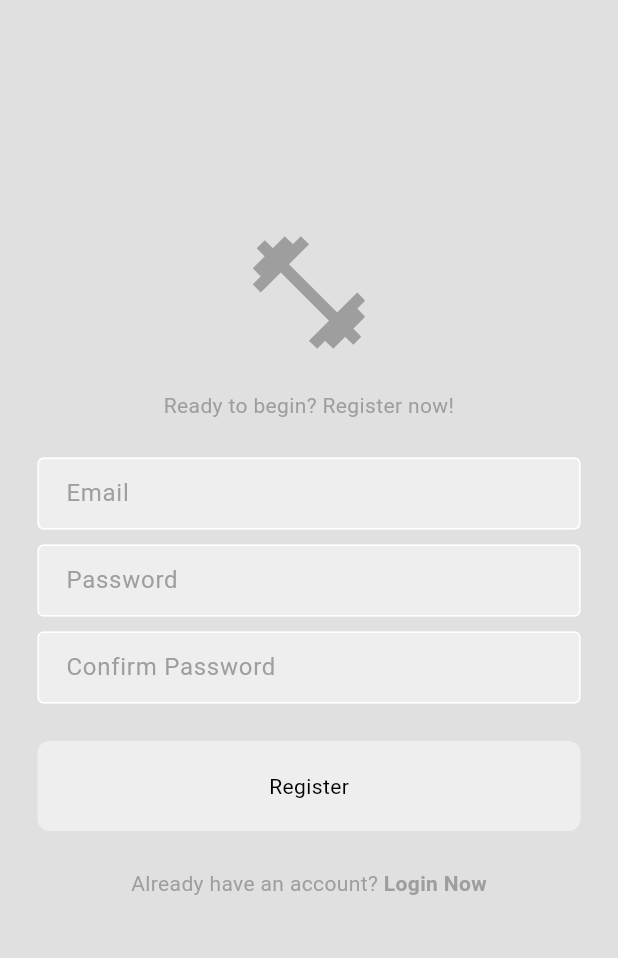
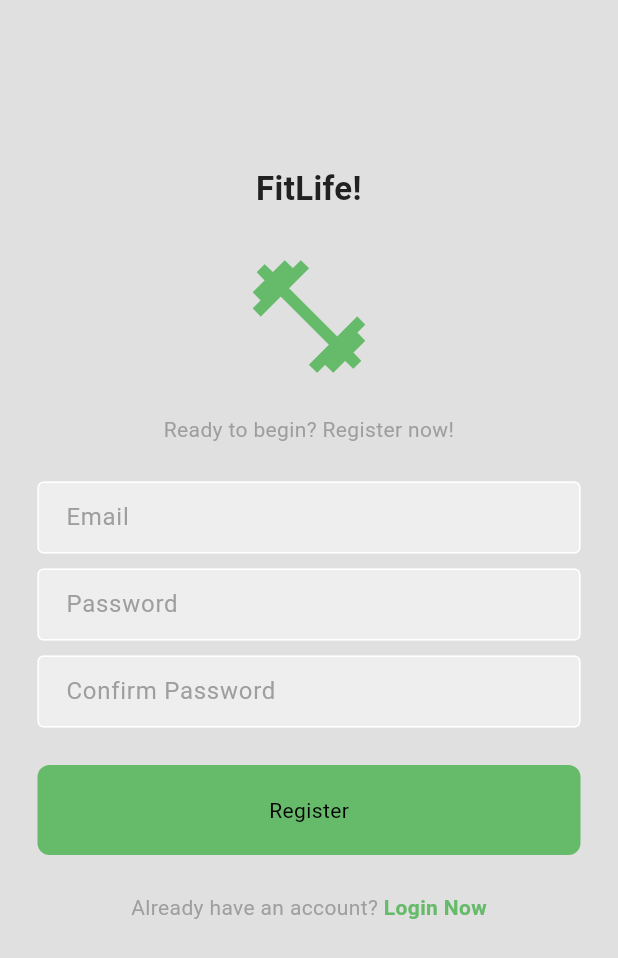
Before and after one commit to SherollK/PlanMyWorkout, a Flutter app: the screen it shows after launch, after a tap on "Register Now!", on a phone screen of 412 x 824 dp. Shown: the top 958 px of the screen. Run offline on Flutter 3.47's test engine with Material 3 defaults, Android fonts, the phone set to English and light mode, and no system bars; our stand-ins replace cloud_firestore, firebase_auth, firebase_core, google_nav_bar, weather; accounts and stored records are empty; network calls fail.

Commit message:
Register and Login UI changes

```diff
--- a/lib/components/my_button.dart
+++ b/lib/components/my_button.dart
@@ -18,7 +18,7 @@ class MyButton extends StatelessWidget{
       onTap: onTap,
       child: Container(
         decoration: BoxDecoration(
-          color: Theme.of(context).colorScheme.secondary,
+          color: Colors.green.shade400,
           borderRadius: BorderRadius.circular(8),
         ),
         padding: const EdgeInsets.all(20),
--- a/lib/pages/login_page.dart
+++ b/lib/pages/login_page.dart
@@ -44,12 +44,26 @@ class LoginPage extends StatelessWidget {
             mainAxisAlignment: MainAxisAlignment.center,
             children: [
 
-              const SizedBox(height: 150),
+              const SizedBox(height: 130),
+
+              //App Name
+              Text(
+                "FitLife!",
+                textAlign: TextAlign.center,
+                style: TextStyle(
+                  color: Theme.of(context).colorScheme.inversePrimary,
+                  fontSize: 22,
+                  fontWeight: FontWeight.bold,
+                ),
+              ),
+
+              const SizedBox(height: 25),
+
               //logo
               Icon(
                 Icons.fitness_center,
                 size: 90,
-                color: Theme.of(context).colorScheme.primary,
+                color: Colors.green.shade400,
               ),
 
               const SizedBox(height: 30),
@@ -108,7 +122,7 @@ class LoginPage extends StatelessWidget {
                       style:
                         TextStyle(
                           fontWeight: FontWeight.bold,
-                          color: Theme.of(context).colorScheme.primary),
+                          color: Colors.green.shade400,),
                     ),
                   ),
                 ],
--- a/lib/pages/register_page.dart
+++ b/lib/pages/register_page.dart
@@ -63,12 +63,26 @@ class RegisterPage extends StatelessWidget {
             mainAxisAlignment: MainAxisAlignment.center,
             children: [
 
-              const SizedBox(height: 150),
+              const SizedBox(height: 110),
+
+              //App Name
+              Text(
+                "FitLife!",
+                textAlign: TextAlign.center,
+                style: TextStyle(
+                  color: Theme.of(context).colorScheme.inversePrimary,
+                  fontSize: 22,
+                  fontWeight: FontWeight.bold,
+                ),
+              ),
+
+              const SizedBox(height: 25),
+
               //logo
               Icon(
                 Icons.fitness_center,
                 size: 90,
-                color: Theme.of(context).colorScheme.primary,
+                color: Colors.green.shade400,
               ),
 
               const SizedBox(height: 20),
@@ -136,7 +150,7 @@ class RegisterPage extends StatelessWidget {
                       style:
                         TextStyle(
                           fontWeight: FontWeight.bold,
-                          color: Theme.of(context).colorScheme.primary),
+                          color: Colors.green.shade400,),
                     ),
                   ),
                 ],
```
